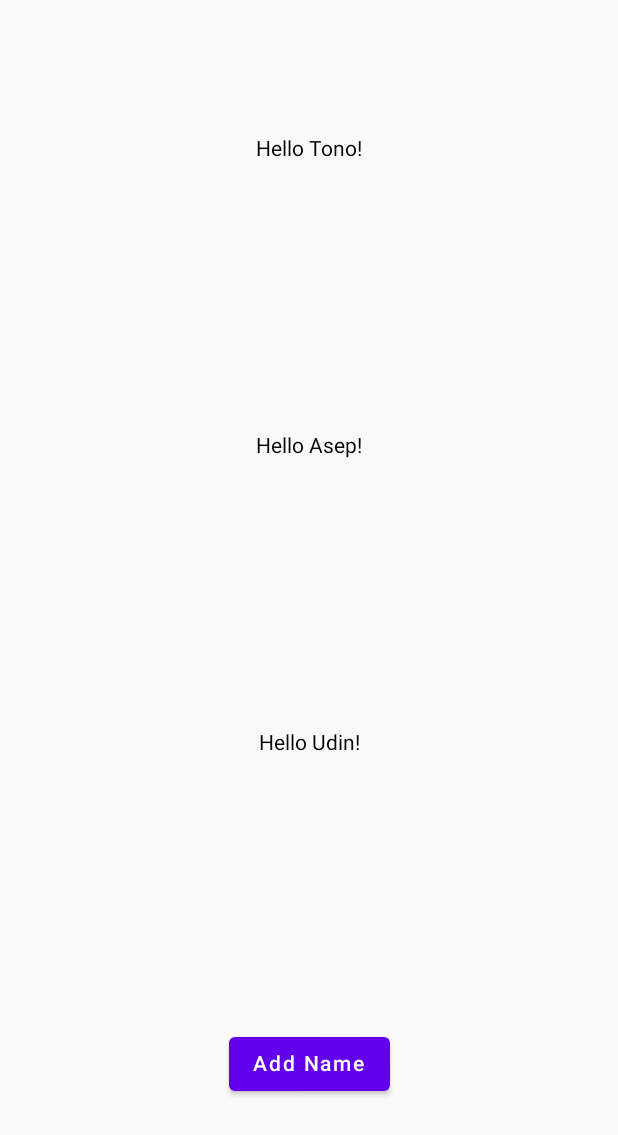
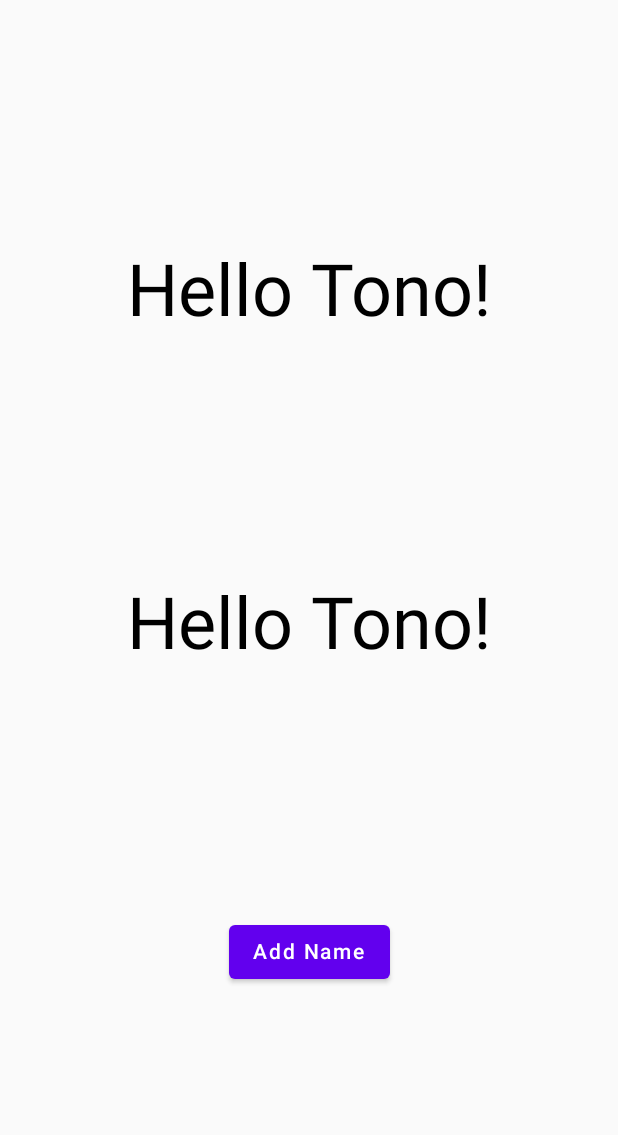
Before and after one commit to MirzaUkas/LearnCompose, an Android app built with Jetpack Compose: the screen it shows after launch (DynamicContentActivity), on a phone screen of 412 x 824 dp. Shown: the top 1135 px of the screen. Run offline under Robolectric (Android 15) with nearby library versions, the phone set to English and light mode, and no system bars.

Commit message:
Adding list state

```diff
--- a/app/src/main/java/mirz/study/learncompose/DynamicContentActivity.kt
+++ b/app/src/main/java/mirz/study/learncompose/DynamicContentActivity.kt
@@ -7,37 +7,49 @@ import androidx.compose.foundation.layout.Arrangement
 import androidx.compose.foundation.layout.Column
 import androidx.compose.foundation.layout.fillMaxSize
 import androidx.compose.material.Button
+import androidx.compose.material.MaterialTheme
 import androidx.compose.material.Text
 import androidx.compose.runtime.Composable
+import androidx.compose.runtime.mutableStateListOf
+import androidx.compose.runtime.remember
 import androidx.compose.ui.Alignment
 import androidx.compose.ui.Modifier
+import androidx.compose.ui.text.TextStyle
 import androidx.compose.ui.tooling.preview.Preview
 import mirz.study.learncompose.ui.theme.LearnComposeTheme
 
-val namesList: ArrayList<String> = arrayListOf("Tono", "Asep", "Udin")
+val namesList: ArrayList<String> = arrayListOf( "Asep", "Udin")
 
 class DynamicContentActivity : ComponentActivity() {
     override fun onCreate(savedInstanceState: Bundle?) {
         super.onCreate(savedInstanceState)
         setContent {
-            Greeting(namesList)
+            MainGreetingScreen()
         }
     }
 }
 
 @Composable
-fun Greeting(names: List<String>) {
+fun MainGreetingScreen() {
     Column(
         modifier = Modifier.fillMaxSize(),
-        verticalArrangement = Arrangement.SpaceAround,
+        verticalArrangement = Arrangement.SpaceEvenly,
         horizontalAlignment = Alignment.CenterHorizontally
     ) {
-        for (name in names)
-            Text(text = "Hello $name!")
+       GreetingList()
+    }
+}
 
-        Button(onClick = { namesList.add("Surya") }) {
-            Text("Add Name")
-        }
+@Composable
+fun GreetingList(){
+    val greetingListState = remember {
+        mutableStateListOf<String>("Tono","Tono")
+    }
+    for (name in greetingListState)
+        Text(text = "Hello $name!", style = MaterialTheme.typography.h3)
+
+    Button(onClick = { greetingListState.add("Surya") }) {
+        Text("Add Name")
     }
 }
 
@@ -45,6 +57,6 @@ fun Greeting(names: List<String>) {
 @Composable
 fun DefaultPreviewDynamic() {
     LearnComposeTheme {
-        Greeting(namesList)
+        MainGreetingScreen()
     }
 }
```
